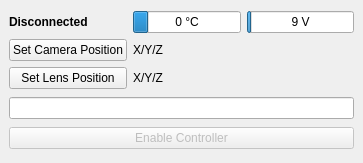
wpfhtl/octocopter, file basestation/ptucontroller.ui: the form before one commit.
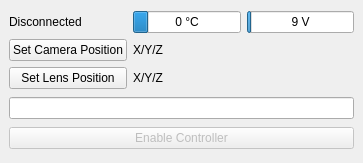
The form after the commit.

Commit message: - forward cuda errors in base to logfile  - fix basestation logfile prefix  - play with waypoint safety  - fix grid rendering  - remove unneeded debugging  - go back to PID weights that we had this morning  - show TOW in basestation for time reference between video and logfile  - fix heightOverGround  - TODO: make fusion watertight. Yes, I'm disappointed.

```diff
--- a/basestation/ptucontroller.ui
+++ b/basestation/ptucontroller.ui
@@ -116,12 +116,6 @@
           <verstretch>0</verstretch>
          </sizepolicy>
         </property>
-        <property name="font">
-         <font>
-          <weight>75</weight>
-          <bold>true</bold>
-         </font>
-        </property>
         <property name="text">
          <string>Disconnected</string>
         </property>
```
The commit also changes 15 other files.
